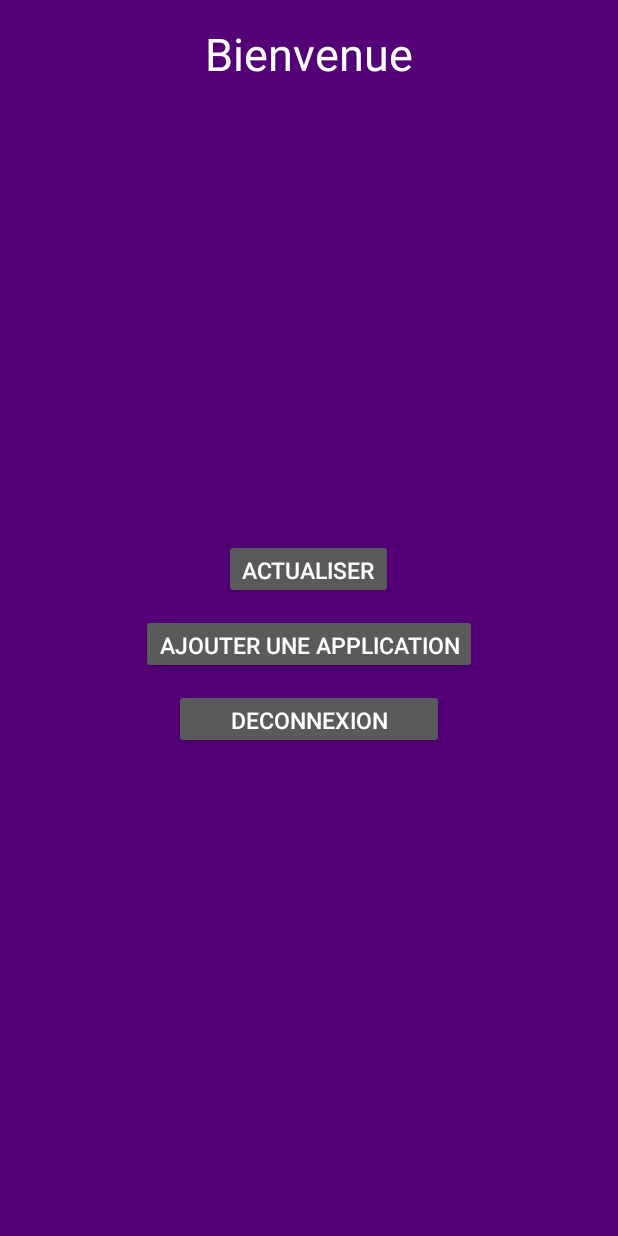
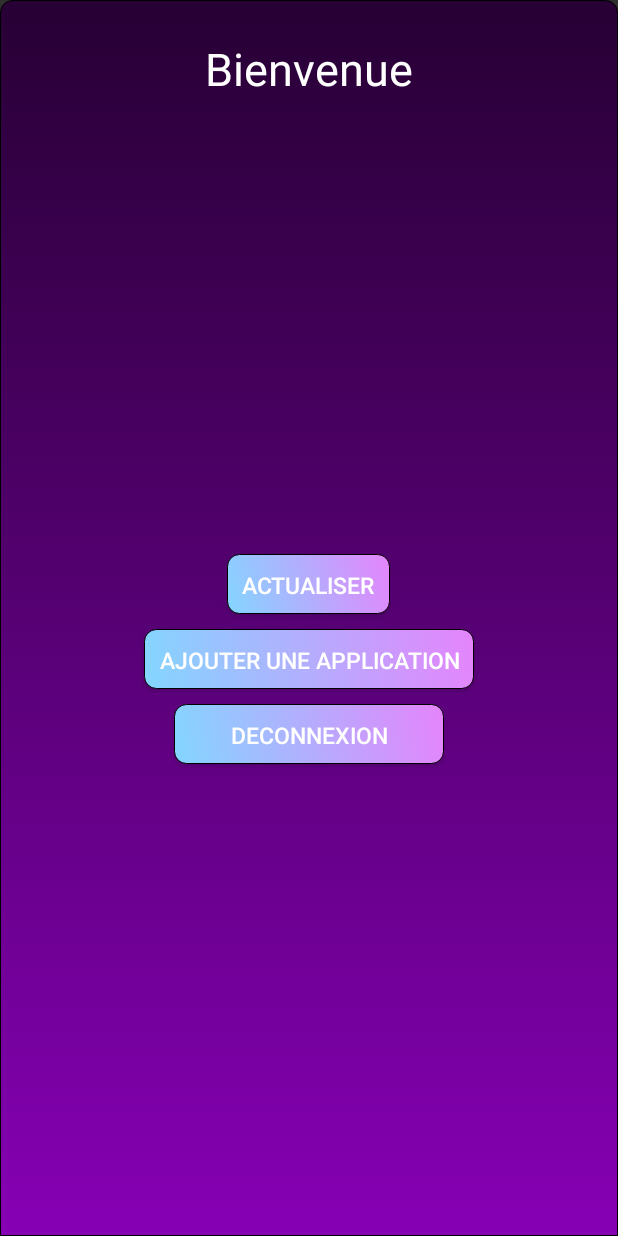
Before and after one commit to AnthonyRJ/UMSA, an Android app: the AccueilActivity screen opened directly, with no data from a screen before it, on a phone screen of 412 x 824 dp. Run offline under Robolectric (Android 15) with nearby library versions, the phone set to English and light mode, and no system bars; our stand-ins replace Firebase (no records; nobody signed in at launch, a user with empty details on screens opened directly).

```diff
--- a/app/src/main/AndroidManifest.xml
+++ b/app/src/main/AndroidManifest.xml
@@ -7,9 +7,9 @@
 
     <application
         android:allowBackup="true"
-        android:icon="@drawable/umsa_icon"
+        android:icon="@drawable/icone"
         android:label="@string/app_name"
-        android:roundIcon="@drawable/umsa_icon"
+        android:roundIcon="@drawable/icone"
         android:supportsRtl="true"
         android:theme="@style/Theme.AppCompat.NoActionBar">
         <activity android:name=".AccountListActivity"></activity>
--- a/app/src/main/java/com/example/Login_and_Registration/AccueilActivity.java
+++ b/app/src/main/java/com/example/Login_and_Registration/AccueilActivity.java
@@ -95,9 +95,6 @@ public class AccueilActivity extends AppCompatActivity {
     }
 
     public void afficherApp(){
-
-
-
         ScrollView sv = (ScrollView) findViewById(R.id.scrollView_app);
         final Context context = this;
 
@@ -136,7 +133,6 @@ public class AccueilActivity extends AppCompatActivity {
 
     @Override
     public void onBackPressed() {
-        Intent intent = new Intent(AccueilActivity.this, AccountListActivity.class);
-        startActivity(intent);
+        return; //On empêche le retour au formulaire de connexion par le bouton back
     }
 }
--- /dev/null
+++ b/app/src/main/res/drawable/background.xml
@@ -0,0 +1,14 @@
+<?xml version="1.0" encoding="utf-8"?>
+<selector xmlns:android="http://schemas.android.com/apk/res/android">
+    <item>
+        <shape>
+            <gradient android:startColor="#270034" android:endColor="#8600b4" android:angle="270" />
+            <stroke   android:width="1px"          android:color="#000000" />
+            <corners android:bottomLeftRadius="0dp"
+                android:bottomRightRadius="0dp"
+                android:topLeftRadius="8dp"
+                android:topRightRadius="8dp"/>
+            <padding  android:left="10dp"  android:top="10dp" android:right="10dp" android:bottom="10dp" />
+        </shape>
+    </item>
+</selector>
--- /dev/null
+++ b/app/src/main/res/drawable/button.xml
@@ -0,0 +1,14 @@
+<?xml version="1.0" encoding="utf-8"?>
+<selector xmlns:android="http://schemas.android.com/apk/res/android">
+    <item>
+        <shape>
+            <gradient android:startColor="#83D6FF" android:endColor="#E584FC" android:angle="45" />
+            <stroke   android:width="1px"          android:color="#000000" />
+            <corners android:bottomLeftRadius="8dp"
+                android:bottomRightRadius="8dp"
+                android:topLeftRadius="8dp"
+                android:topRightRadius="8dp"/>
+            <padding  android:left="10dp"  android:top="10dp" android:right="10dp" android:bottom="10dp" />
+        </shape>
+    </item>
+</selector>
--- a/app/src/main/res/layout/accueil_activity.xml
+++ b/app/src/main/res/layout/accueil_activity.xml
@@ -7,7 +7,8 @@
     tools:context="com.example.Login_and_Registration.AccueilActivity"
     android:orientation="vertical"
     android:gravity="center_horizontal"
-    android:background="@color/purpleColor">
+    android:background="@drawable/background"
+    >
 
     <TextView
         android:id="@+id/textView_bienvenue"
@@ -37,6 +38,7 @@
         android:layout_height="40dp"
         android:layout_marginTop="50dp"
         android:text="@string/reload"
+        android:background="@drawable/button"
         android:textSize="15sp" />
 
     <Button
@@ -45,6 +47,7 @@
         android:layout_height="40dp"
         android:layout_marginTop="10dp"
         android:text="@string/addNewAppInDatabase"
+        android:background="@drawable/button"
         android:textSize="15sp" />
 
     <Button
@@ -53,6 +56,7 @@
         android:layout_height="40dp"
         android:layout_marginTop="10dp"
         android:text="@string/logout"
+        android:background="@drawable/button"
         android:textSize="15sp" />
 
 
--- a/app/src/main/res/layout/activity_app_creation.xml
+++ b/app/src/main/res/layout/activity_app_creation.xml
@@ -7,7 +7,7 @@
     android:orientation="vertical"
     android:gravity="center_horizontal"
     tools:context="com.example.Login_and_Registration.AppCreationActivity"
-    android:background="@color/purpleColor">
+    android:background="@drawable/background">
 
     <TextView
         android:id="@+id/textView"
@@ -37,6 +37,7 @@
         android:layout_height="40dp"
         android:textSize="15sp"
         android:layout_marginTop="50dp"
+        android:background="@drawable/button"
         android:text="@string/addAppInData" />
 
 </LinearLayout>
--- a/app/src/main/res/layout/activity_biometric_verif.xml
+++ b/app/src/main/res/layout/activity_biometric_verif.xml
@@ -7,9 +7,7 @@
     tools:context=".BiometricVerifActivity"
     android:orientation="vertical"
     android:gravity="center_horizontal"
-    android:background="@color/purpleColor">
-
-
+    android:background="@drawable/background">
     <TextView
         android:id="@+id/headerLab"
         android:layout_width="wrap_content"
@@ -25,7 +23,7 @@
     <ImageView
         android:id="@+id/imageView"
         android:layout_width="wrap_content"
-        android:layout_height="wrap_content"
+        android:layout_height="200dp"
         app:srcCompat="@drawable/icone" />
 
     <ImageView
--- a/app/src/main/res/layout/activity_log_info.xml
+++ b/app/src/main/res/layout/activity_log_info.xml
@@ -7,7 +7,7 @@
     tools:context="com.example.Login_and_Registration.LogInfoActivity"
     android:orientation="vertical"
     android:gravity="center_horizontal"
-    android:background="@color/purpleColor">
+    android:background="@drawable/background">
 
     <ImageView
         android:id="@+id/appIcon"
--- a/app/src/main/res/layout/login_activity.xml
+++ b/app/src/main/res/layout/login_activity.xml
@@ -8,11 +8,12 @@
 
     android:orientation="vertical"
     android:gravity="center_horizontal"
-    android:background="@color/purpleColor">
+    android:background="@drawable/background">
 
     <ImageView
         android:layout_width="300dp"
         android:layout_height="300dp"
+        android:layout_margin="30dp"
         app:srcCompat="@drawable/icone"/>
 
     <EditText
@@ -42,6 +43,7 @@
         android:layout_width="180dp"
         android:layout_height="40dp"
         android:layout_marginTop="20dp"
+        android:background="@drawable/button"
         android:text="@string/Connect"/>
 
     <LinearLayout
--- a/app/src/main/res/layout/registration_activity.xml
+++ b/app/src/main/res/layout/registration_activity.xml
@@ -7,11 +7,12 @@
     tools:context="com.example.Login_and_Registration.RegistrationActivity"
     android:orientation="vertical"
     android:gravity="center_horizontal"
-    android:background="@color/purpleColor">
+    android:background="@drawable/background">
 
     <ImageView
         android:layout_width="205dp"
         android:layout_height="190dp"
+        android:layout_margin="20dp"
         app:srcCompat="@drawable/icone" />
 
     <EditText
@@ -54,6 +55,7 @@
         android:layout_width="180dp"
         android:layout_height="40dp"
         android:layout_marginTop="40dp"
+        android:background="@drawable/button"
         android:text="S'inscrire" />
 
     <TextView
```
Also changed, not shown: app/src/main/java/com/example/Login_and_Registration/AccountListActivity.java (+83 -13 lines), app/src/main/res/layout/activity_account_list.xml (+23 -6 lines), app/src/main/res/drawable-v24/icone.PNG.
